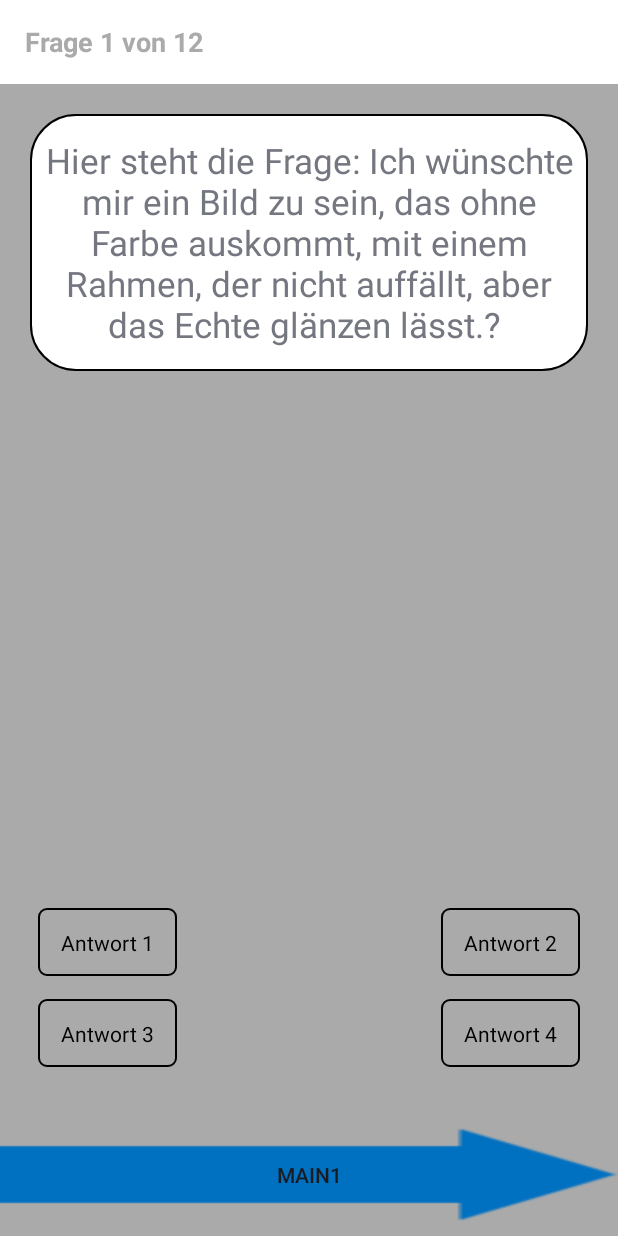
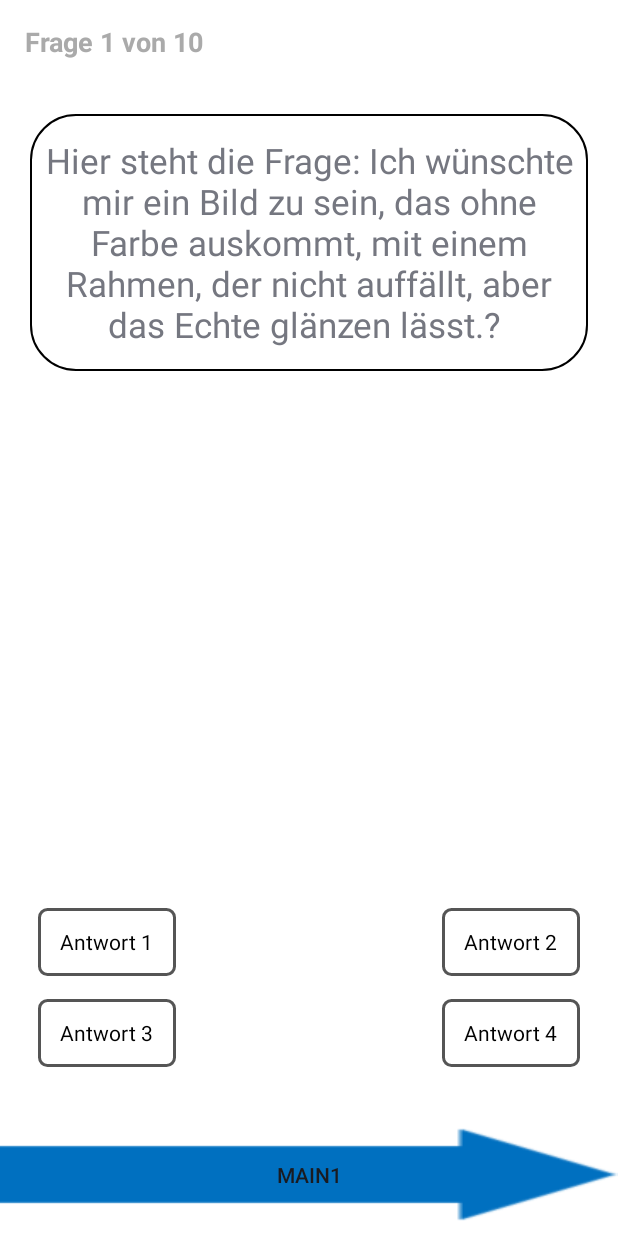
Before and after one commit to gorantomas/InnoLab-MuseumApp, an Android app: the MainActivity screen opened directly, with no data from a screen before it, after a tap on an icon or button, on a phone screen of 412 x 824 dp. Run offline under Robolectric (Android 15) with nearby library versions, the light colour scheme and no system bars.

Commit message:
-layout changes to RelativeLayout -set title to Route and Frage

```diff
--- a/app/src/main/java/li/uni/flmuseum/MainActivity.java
+++ b/app/src/main/java/li/uni/flmuseum/MainActivity.java
@@ -329,7 +329,7 @@ public class MainActivity extends Activity implements View.OnClickListener {
 
    private void setTitleQuestion(){
       questionCounter += 1;
-      setTitle("Frage " + questionCounter + " von 12");
+      setTitle("Frage " + questionCounter + " von 10");
    }
 
 }
--- a/app/src/main/java/li/uni/flmuseum/ResultRowAdapter.java
+++ b/app/src/main/java/li/uni/flmuseum/ResultRowAdapter.java
@@ -61,7 +61,7 @@ public class ResultRowAdapter extends ArrayAdapter<String> {
 
       viewHolder.station.setText(questionTitle[position].toString());
 
-      if(position<mainQuestion.size())
+      if(position<(mainQuestion.size()-1))
       {
          if(mainQuestion.get(position))
             actPoints += context.getResources().getInteger(R.integer.pointMainQuestion);
@@ -71,6 +71,8 @@ public class ResultRowAdapter extends ArrayAdapter<String> {
          allPoints += actPoints;
          viewHolder.points.setText(actPoints + " von " + maxPoints);
       }
+      else if(position==(mainQuestion.size()))
+         viewHolder.points.setText("");
       else
          viewHolder.points.setText(allPoints + " von " + maxAllPoints);
 
--- /dev/null
+++ b/app/src/main/res/drawable/a.xml
@@ -0,0 +1,14 @@
+<shape
+    xmlns:android="http://schemas.android.com/apk/res/android"
+    android:shape="rectangle">
+    <corners
+        android:radius="5dp"/>
+    <solid
+        android:color="#fff"/>
+
+    <solid android:color="@android:color/holo_blue_light"/>
+
+    <stroke
+        android:width="2dp"
+        android:color="#53aade"/>
+</shape>
--- /dev/null
+++ b/app/src/main/res/drawable/b.xml
@@ -0,0 +1,13 @@
+<shape
+    xmlns:android="http://schemas.android.com/apk/res/android"
+    android:shape="rectangle" >
+    <corners
+        android:radius="5dp" />
+    <solid
+        android:color="#fff" />
+
+
+    <stroke
+        android:width="2dp"
+        android:color="#555555" />
+</shape>
--- /dev/null
+++ b/app/src/main/res/drawable/radiobuttonstyle.xml
@@ -0,0 +1,14 @@
+<selector xmlns:android="http://schemas.android.com/apk/res/android" >
+    <item
+        android:drawable="@drawable/b"
+        android:state_checked="true"
+        android:state_pressed="true" />
+    <item
+        android:drawable="@drawable/a"
+        android:state_pressed="true" />
+    <item
+        android:drawable="@drawable/a"
+        android:state_checked="true" />
+    <item
+        android:drawable="@drawable/b" />
+</selector>
--- a/app/src/main/res/layout/act_mainquestion.xml
+++ b/app/src/main/res/layout/act_mainquestion.xml
@@ -49,11 +49,11 @@
             android:padding="5dp">
 
             <RadioButton
-                android:id="@+id/radioButton15"
+                android:id="@+id/rB1"
                 android:layout_width="wrap_content"
                 android:layout_height="45dp"
-                android:background="@drawable/rounded_corner"
-                android:button="@null"
+                android:background="@drawable/radiobuttonstyle"
+                android:button="@android:color/transparent"
                 android:layout_alignParentTop="true"
                 android:text="Antwort 1"
                 android:paddingLeft="15dp"
@@ -61,13 +61,13 @@
                 android:layout_marginLeft="20dp" />
 
             <RadioButton
-                android:id="@+id/radioButton"
+                android:id="@+id/rB3"
                 android:layout_width="wrap_content"
                 android:layout_height="45dp"
                 android:text="Antwort 3"
-                android:background="@drawable/rounded_corner"
-                android:button="@null"
-                android:layout_below="@+id/radioButton16"
+                android:background="@drawable/radiobuttonstyle"
+                android:button="@android:color/transparent"
+                android:layout_below="@+id/rB2"
                 android:layout_alignParentStart="true"
                 android:paddingLeft="15dp"
                 android:paddingRight="15dp"
@@ -75,11 +75,11 @@
                 android:layout_marginLeft="20dp" />
 
             <RadioButton
-                android:id="@+id/radioButton16"
+                android:id="@+id/rB2"
                 android:layout_width="wrap_content"
                 android:layout_height="45dp"
-                android:background="@drawable/rounded_corner"
-                android:button="@null"
+                android:background="@drawable/radiobuttonstyle"
+                android:button="@android:color/transparent"
                 android:layout_weight="1"
                 android:text="Antwort 2"
                 android:layout_alignParentTop="true"
@@ -89,13 +89,13 @@
                 android:layout_marginRight="20dp" />
 
             <RadioButton
-                android:id="@+id/radioButton17"
+                android:id="@+id/rB4"
                 android:layout_width="wrap_content"
                 android:layout_height="45dp"
-                android:background="@drawable/rounded_corner"
-                android:button="@null"
+                android:background="@drawable/radiobuttonstyle"
+                android:button="@android:color/transparent"
                 android:text="Antwort 4"
-                android:layout_below="@+id/radioButton16"
+                android:layout_below="@+id/rB2"
                 android:layout_alignParentEnd="true"
                 android:paddingLeft="15dp"
                 android:paddingRight="15dp"
--- a/app/src/main/res/values/strings.xml
+++ b/app/src/main/res/values/strings.xml
@@ -19,6 +19,7 @@
         <item name="quest3">frage 3</item>
         <item name="quest4">frage 4</item>
         <item name="quest5">frage 5</item>
+        <item name="sum-"> </item>
         <item name="sum">Summe:</item>
     </string-array>
 
--- a/app/src/main/res/values/styles.xml
+++ b/app/src/main/res/values/styles.xml
@@ -2,7 +2,7 @@
 
     <!-- Base application theme. -->
     <style name="AppTheme" parent="@android:style/Theme.DeviceDefault.Light">
-        <item name="android:windowBackground">@android:color/darker_gray</item>
+        <item name="android:windowBackground">@android:color/white</item>
         <!--
         <item name="android:textColor">@android:color/black</item>
         -->
```
Also changed, not shown: app/build.gradle (+44 -0 lines), app/src/main/java/li/uni/flmuseum/CheckAnswer.java (+4 -4 lines), app/src/main/res/layout/resultlistrow.xml (+9 -2 lines).
